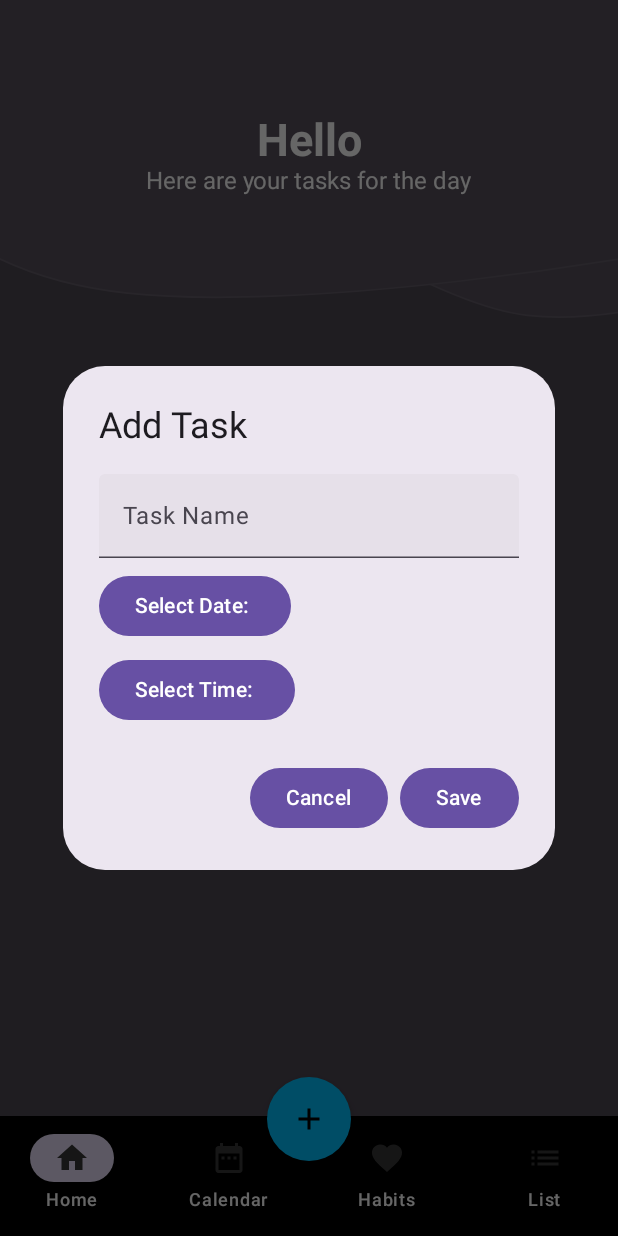
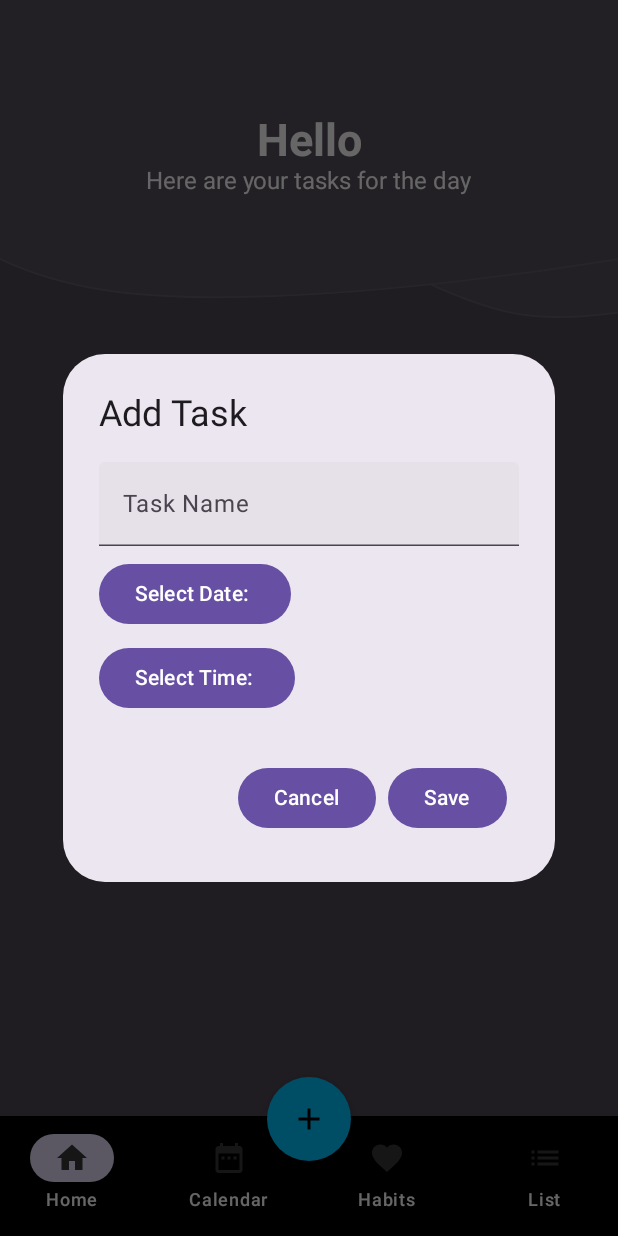
Before and after one commit to AndreascmBuch/Strume, an Android app built with Jetpack Compose: the HomeScreen screen opened through its navigation route, after a tap on "Fab", on a phone screen of 412 x 824 dp. Run offline under Robolectric (Android 15) with nearby library versions, the phone set to English and light mode, and no system bars; our stand-ins replace Room's generated code.

Commit message:
Indført tjek og if statement til homescreen, så den kun viser date hvis den dato ikke allerede er på forsiden
Genetableret redigering og sletning af tasks

```diff
--- a/app/src/main/java/com/example/myapplication/homescreen/Homescreen.kt
+++ b/app/src/main/java/com/example/myapplication/homescreen/Homescreen.kt
@@ -4,11 +4,7 @@ import android.app.TimePickerDialog
 import android.util.Log
 import androidx.compose.foundation.background
 import androidx.compose.foundation.clickable
-import androidx.compose.foundation.layout.Arrangement
-import androidx.compose.foundation.layout.Column
-import androidx.compose.foundation.layout.fillMaxSize
-import androidx.compose.foundation.layout.fillMaxWidth
-import androidx.compose.foundation.layout.padding
+import androidx.compose.foundation.layout.*
 import androidx.compose.foundation.lazy.LazyColumn
 import androidx.compose.foundation.lazy.items
 import androidx.compose.foundation.shape.RoundedCornerShape
@@ -28,11 +24,7 @@ import java.time.LocalDate
 import java.time.format.DateTimeFormatter
 import java.util.Calendar
 import androidx.compose.foundation.Image
-import androidx.compose.foundation.layout.Box
-import androidx.compose.foundation.layout.Spacer
-import androidx.compose.foundation.layout.height
 import androidx.compose.ui.layout.ContentScale
-import com.example.myapplication.navigation.Navigation
 
 fun getDayOfMonthSuffix(day: Int): String {
     return when {
@@ -43,7 +35,6 @@ fun getDayOfMonthSuffix(day: Int): String {
         else -> "th"
     }
 }
-
 
 @Composable
 fun AddTaskDialog(
@@ -89,7 +80,7 @@ fun AddTaskDialog(
         onDismissRequest = {
             onEvent(TaskEvent.HideDialog)
         },
-        title = { Text(text = "Add Task") },
+        title = { Text(text = if (state.editingTaskId == null) "Add Task" else "Edit Task") },
         text = {
             Column(
                 verticalArrangement = Arrangement.spacedBy(8.dp)
@@ -97,41 +88,55 @@ fun AddTaskDialog(
                 TextField(
                     value = state.name,
                     onValueChange = {
-                        onEvent(TaskEvent.SetName(it)) // Change: SetName event to update task name
+                        onEvent(TaskEvent.SetName(it))
                     },
                     placeholder = {
                         Text(text = "Task Name")
                     }
                 )
-                Button(onClick = { showDatePicker() }) { // Change: Button for showing date picker
+                Button(onClick = { showDatePicker() }) {
                     Text("Select Date: ${state.date}")
                 }
-                Button(onClick = { showTimePicker() }) { // Change: Button for showing time picker
+                Button(onClick = { showTimePicker() }) {
                     Text("Select Time: ${state.time}")
                 }
             }
         },
         confirmButton = {
-            Button(
-                onClick = {
-                    onEvent(TaskEvent.SaveTask)
+            Row(
+                horizontalArrangement = Arrangement.spacedBy(8.dp),
+                modifier = Modifier.padding(all = 8.dp)
+            ) {
+                Button(
+                    onClick = { onEvent(TaskEvent.HideDialog) }
+                ) {
+                    Text(text = "Cancel")
                 }
-            ) {
-                Text(text = "Save")
+                Button(
+                    onClick = { onEvent(TaskEvent.SaveTask) }
+                ) {
+                    Text(text = if (state.editingTaskId == null) "Save" else "Update")
+                }
+                if (state.editingTaskId != null) { // Only show "Delete" button if editing a task
+                    Button(
+                        onClick = {
+                            val task = state.task.find { it.id == state.editingTaskId }
+                            if (task != null) {
+                                onEvent(TaskEvent.DeleteTask(task))
+                            }
+                        },
+                        colors = ButtonDefaults.buttonColors(containerColor = Color.Red)
+                    ) {
+                        Text(text = "Delete")
+                    }
+                }
             }
         },
         dismissButton = {
-            Button(
-                onClick = {
-                    onEvent(TaskEvent.HideDialog)
-                }
-            ) {
-                Text(text = "Cancel")
-            }
+            // This can be left empty if you don't want an additional dismiss button
         }
     )
 }
-
 @Composable
 fun HomeScreen(viewModel: HomeViewmodel) {
     val state by viewModel.state.collectAsState()
@@ -152,7 +157,7 @@ fun HomeScreen(viewModel: HomeViewmodel) {
         Image(
             painter = painterResource(id = R.drawable.homescreenshapes),
             contentDescription = "Shape",
-            contentScale = ContentScale.Crop,  // Ensure the image covers the top area
+            contentScale = ContentScale.Crop,
             modifier = Modifier
                 .fillMaxWidth()
                 .align(Alignment.TopCenter)
@@ -195,10 +200,10 @@ fun HomeScreen(viewModel: HomeViewmodel) {
             ) {
                 // Iterate over the grouped tasks
                 tasksGroupedByDate.forEach { (date, tasks) ->
+                    // Display the date once for each group
                     item {
-                        // Display the date once for each group
                         Text(
-                            text = date.toString(),
+                            text = date,
                             color = Color.White,
                             fontWeight = FontWeight.Bold,
                             fontSize = 18.sp,
@@ -207,20 +212,8 @@ fun HomeScreen(viewModel: HomeViewmodel) {
                                 .padding(top = 18.dp),
                         )
                     }
-                    items(state.task) { task ->
-                        Log.d(
-                            "HomeScreen",
-                            "Displaying task: ${task.name}, ${task.date}, ${task.time}"
-                        )
-                        Text(
-                            text = task.date.toString(),
-                            color = Color.White,
-                            fontWeight = FontWeight.Bold,
-                            fontSize = 18.sp,
-                            modifier = Modifier
-                                .padding(vertical = 4.dp)
-                                .padding(top = 18.dp),
-                        )
+                    // Display each task under the current date
+                    items(tasks) { task ->
                         Text(
                             text = "${task.name}, ${task.time}",
                             color = Color.White,
@@ -230,7 +223,7 @@ fun HomeScreen(viewModel: HomeViewmodel) {
                                 .background(Color(0xFF737483))
                                 .padding(14.dp)
                                 .fillMaxWidth()
-                                .clickable { /*homeViewModel.editTask(task.id)*/ }
+                                .clickable { viewModel.onEvent(TaskEvent.EditTask(task)) }
                         )
                         Log.d("HomeScreen", "Displaying task: ${task.name}")
                     }
@@ -238,7 +231,6 @@ fun HomeScreen(viewModel: HomeViewmodel) {
                 }
             }
             // AddTaskDialog is conditionally displayed based on state.isAddingTask
-            // Wrapping the AddTaskDialog in a Box to align it
             if (state.isAddingTask) {
                 Box(
                     modifier = Modifier.fillMaxSize(),
--- a/app/src/main/java/com/example/myapplication/homescreen/TaskEvent.kt
+++ b/app/src/main/java/com/example/myapplication/homescreen/TaskEvent.kt
@@ -9,5 +9,5 @@ sealed interface TaskEvent {
     object HideDialog:TaskEvent
     data class SortTask(val sortType:SortType):TaskEvent
     data class DeleteTask(val task:Task):TaskEvent
-
+    data class EditTask(val task: Task) : TaskEvent
 }
--- a/app/src/main/java/com/example/myapplication/homescreen/TaskState.kt
+++ b/app/src/main/java/com/example/myapplication/homescreen/TaskState.kt
@@ -6,5 +6,6 @@ data class TaskState(
     val date: String = "",
     val time: String = "",
     val isAddingTask: Boolean=false,
-    val sortType: SortType = SortType.Name
+    val sortType: SortType = SortType.Name,
+    val editingTaskId: Int? = null
 )
```
Also changed, not shown: app/src/main/java/com/example/myapplication/homescreen/homescreenviewmodel.kt (+23 -37 lines).
